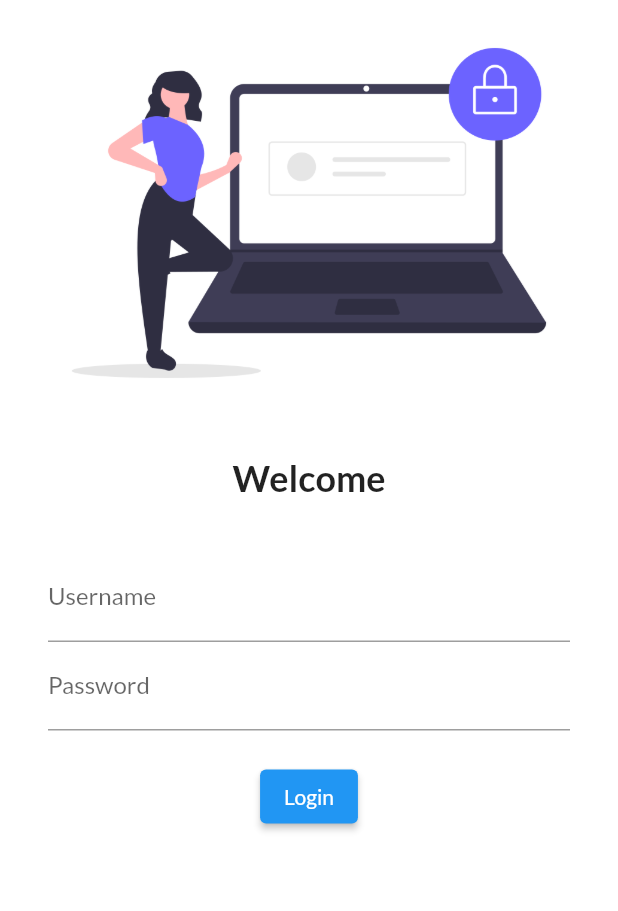
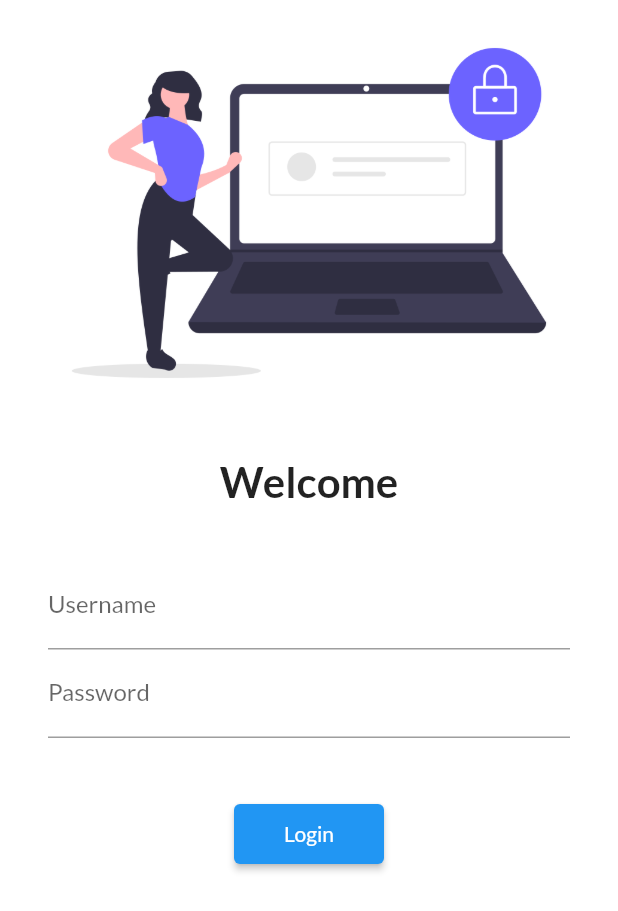
Before and after one commit to egar-learner/Flutter-learning, a Flutter app: the screen it shows after launch, on a phone screen of 412 x 824 dp. Shown: the top 911 px of the screen. Run offline on Flutter 3.47's test engine with Material 2 defaults, Android fonts, the phone set to English and light mode, and no system bars; our stand-ins replace google_fonts.

Commit message:
day5 complete

```diff
--- a/lib/main.dart
+++ b/lib/main.dart
@@ -1,7 +1,9 @@
 import 'package:flutter/material.dart';
+import 'package:flutter_first_application/utils/routes.dart';
+import 'package:google_fonts/google_fonts.dart';
+
 import 'package:flutter_first_application/pages/home_page.dart';
 import 'package:flutter_first_application/pages/login_page.dart';
-import 'package:google_fonts/google_fonts.dart';
 
 void main() {
   runApp(MyApp());
@@ -30,8 +32,8 @@
       //initialRoute: "/home",
       routes: {
         "/": (context) => LoginPage(),
-        "/home": (context) => HomePage(),
-        "/login": (context) => LoginPage()
+        MyRoutes.homeRoute: (context) => HomePage(),
+        MyRoutes.loginRoute: (context) => LoginPage()
       },
     );
   }
--- a/lib/pages/login_page.dart
+++ b/lib/pages/login_page.dart
@@ -1,4 +1,5 @@
 import 'package:flutter/material.dart';
+import 'package:flutter_first_application/utils/routes.dart';
 
 class LoginPage extends StatelessWidget {
   const LoginPage({Key? key}) : super(key: key);
@@ -7,6 +8,7 @@
   Widget build(BuildContext context) {
     return Material(
       color: Colors.white,
+      child: SingleChildScrollView(
         child: Column(
           children: [
             Image.asset("assets/images/login.png", fit: BoxFit.cover),
@@ -16,7 +18,7 @@
             Text(
               "Welcome",
               style: TextStyle(
-              fontSize: 24,
+                fontSize: 28,
                 fontWeight: FontWeight.bold,
               ),
             ),
@@ -40,20 +42,21 @@
                         hintText: "Enter Password", labelText: "Password"),
                   ),
                   SizedBox(
-                  height: 20.0,
+                    height: 40.0,
                   ),
                   ElevatedButton(
                     onPressed: () {
-                    print("Hi cool cool!");
+                      Navigator.pushNamed(context, MyRoutes.homeRoute);
                     },
                     child: Text("Login"),
-                  style: TextButton.styleFrom(),
+                    style: TextButton.styleFrom(minimumSize: Size(100, 40)),
                   ),
                 ],
               ),
             )
           ],
         ),
+      ),
     );
   }
 }
--- /dev/null
+++ b/lib/utils/routes.dart
@@ -0,0 +1,4 @@
+class MyRoutes {
+  static String loginRoute = "/login";
+  static String homeRoute = "/home";
+}
```
Lines whose indentation alone changed are shown as unchanged.
